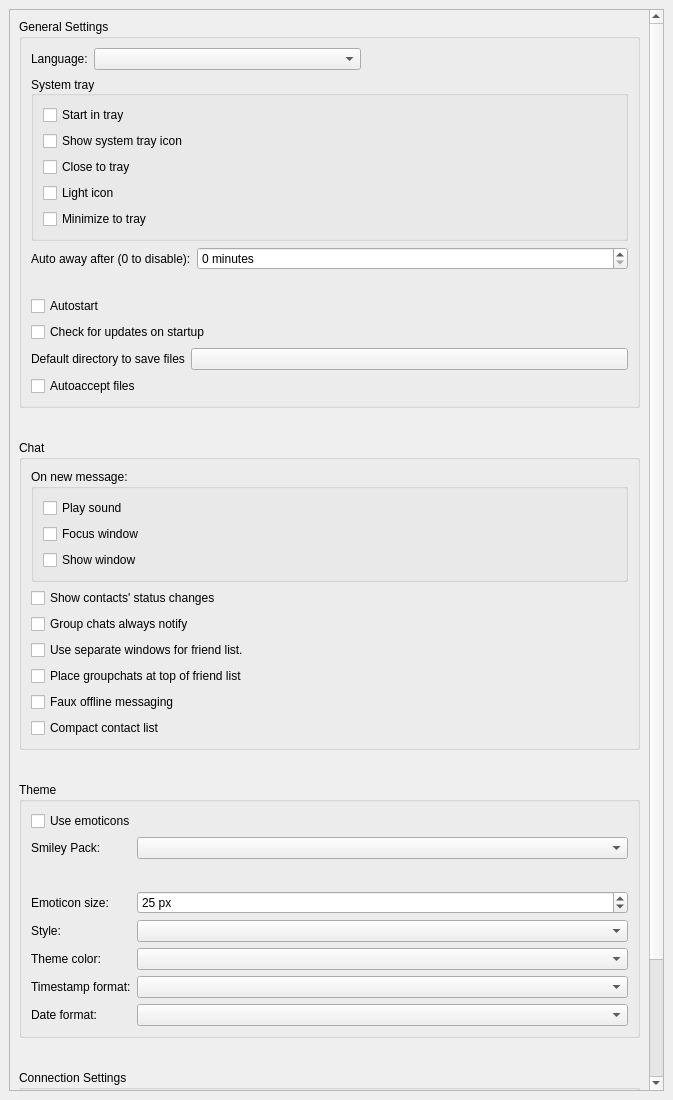
The window that src/widget/form/settings/generalsettings.ui (qTox/qTox) describes before a commit, drawn with Qt 5.
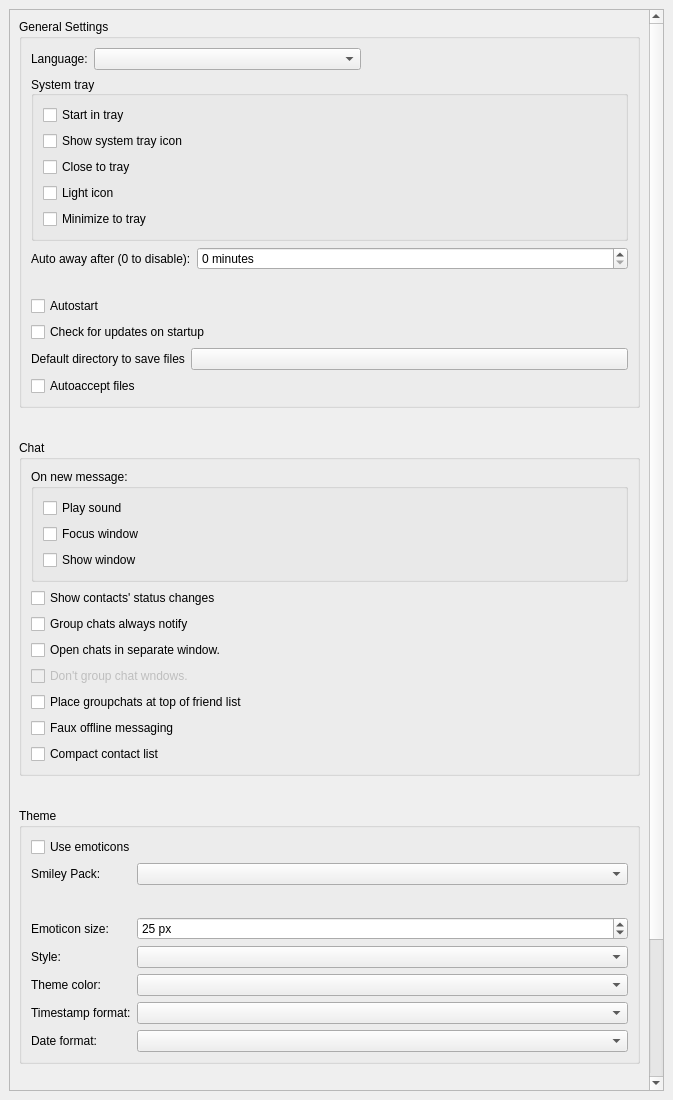
The same window after the commit. Custom widgets are drawn as their Qt base class.

Commit message: Multi-window: Tabbed interface

What changed in the file:
```diff
--- a/src/widget/form/settings/generalsettings.ui
+++ b/src/widget/form/settings/generalsettings.ui
@@ -377,7 +377,17 @@
           <item>
            <widget class="QCheckBox" name="cbSeparateWindow">
             <property name="text">
-             <string>Use separate windows for friend list.</string>
+             <string>Open chats in separate window.</string>
+            </property>
+           </widget>
+          </item>
+          <item>
+           <widget class="QCheckBox" name="cbDontGroupWindows">
+            <property name="enabled">
+             <bool>false</bool>
+            </property>
+            <property name="text">
+             <string>Don't group chat wndows.</string>
             </property>
            </widget>
           </item>
```
The commit also changes 12 other files.
